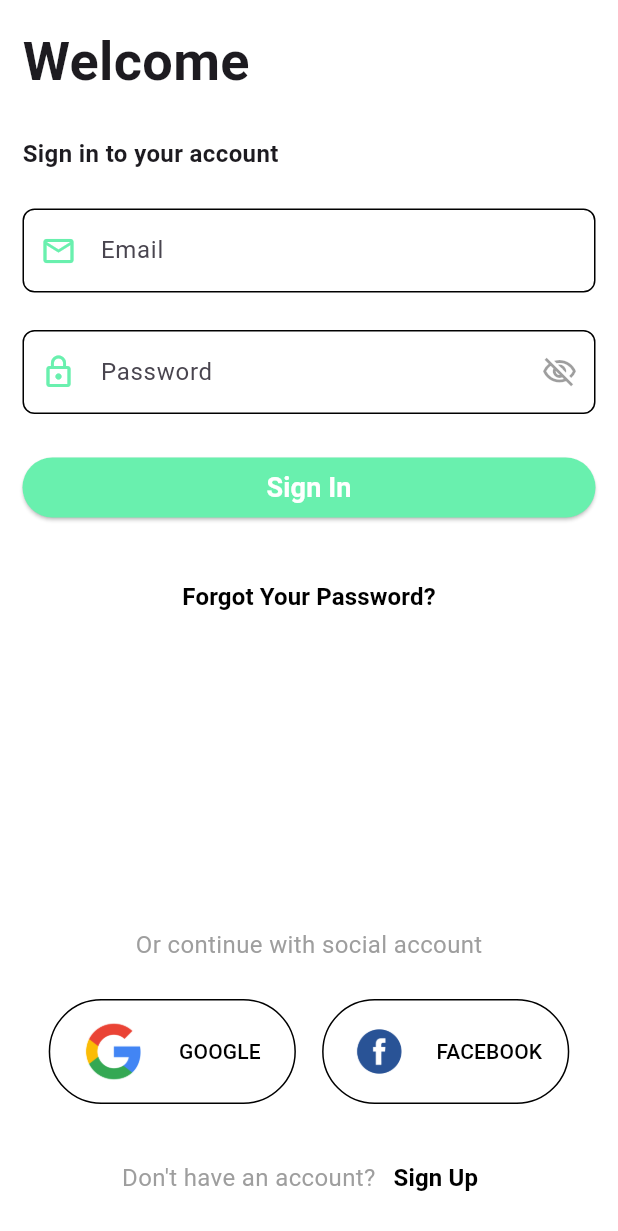
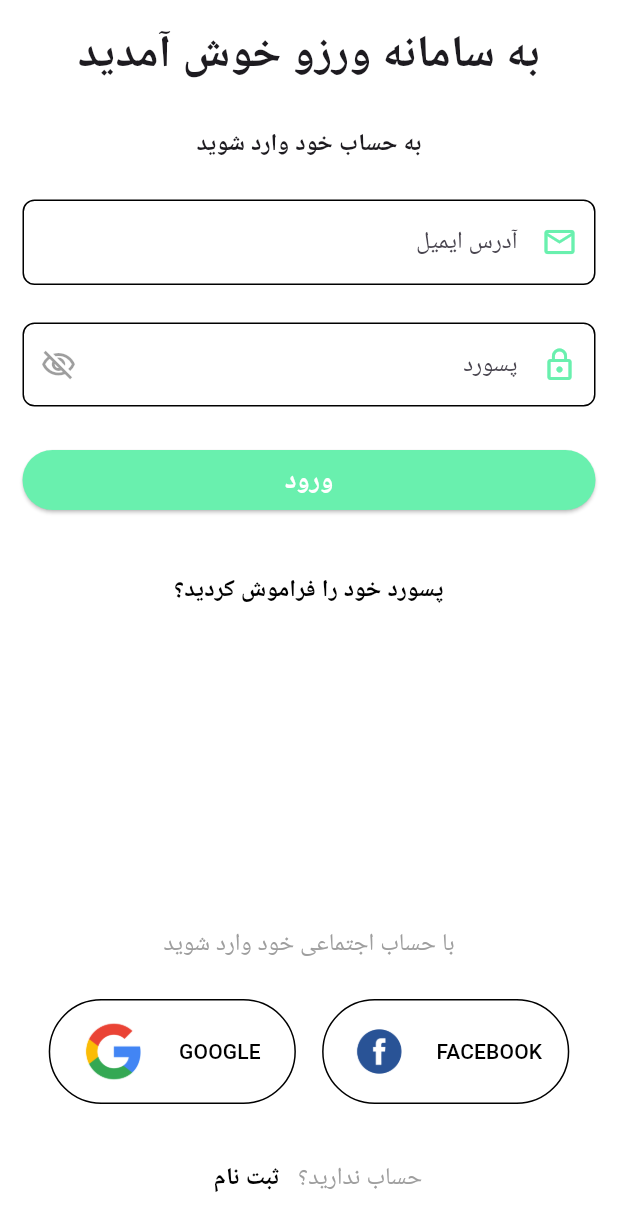
Before and after one commit to imanhaqiqatkhah/flutter_varzev, a Flutter app: the screen it shows after launch, on a phone screen of 412 x 824 dp. Shown: the top 1231 px of the screen. Run offline on Flutter 3.47's test engine with Material 3 defaults, Android fonts, the phone set to English and light mode, and no system bars; our stand-ins replace dio, font_awesome_flutter, lottie, rating_dialog, shared_preferences, table_calendar.

Commit message:
Update login and sign up forms for RTL support and localization
* Change text direction to RTL for input fields and buttons in both forms
* Update text labels and hints for input fields in both forms
* Update button titles in both forms
* Add Farsi translations for all text in both forms

```diff
--- a/lib/components/login_form.dart
+++ b/lib/components/login_form.dart
@@ -34,11 +34,11 @@ class _LoginFormState extends State<LoginForm> {
             keyboardType: TextInputType.emailAddress,
             cursorColor: Config.primaryColor,
             decoration: const InputDecoration(
-              hintText: 'Email Address',
-              labelText: 'Email',
+              hintText: 'آدرس ایمیل',
+              hintTextDirection: TextDirection.rtl,
               alignLabelWithHint: true,
-              prefixIcon: Icon(Icons.email_outlined),
-              prefixIconColor: Config.primaryColor,
+              suffixIcon: Icon(Icons.email_outlined),
+              suffixIconColor: Config.primaryColor,
             ),
           ),
           Config.spaceSmall,
@@ -48,12 +48,12 @@ class _LoginFormState extends State<LoginForm> {
             cursorColor: Config.primaryColor,
             obscureText: obsecurePass,
             decoration: InputDecoration(
-                hintText: 'Password',
-                labelText: 'Password',
+                hintText: 'پسورد',
+                hintTextDirection: TextDirection.rtl,
                 alignLabelWithHint: true,
-                prefixIcon: const Icon(Icons.lock_outline),
-                prefixIconColor: Config.primaryColor,
-                suffixIcon: IconButton(
+                suffixIcon: const Icon(Icons.lock_outline),
+                suffixIconColor: Config.primaryColor,
+                prefixIcon: IconButton(
                     onPressed: () {
                       setState(() {
                         obsecurePass = !obsecurePass;
@@ -74,7 +74,7 @@ class _LoginFormState extends State<LoginForm> {
             builder: (context, auth, child) {
               return Button(
                 width: double.infinity,
-                title: 'Sign In',
+                title: 'ورود',
                 onPressed: () async {
                   //login here
                   final token = await DioProvider()
--- a/lib/components/sign_up_form.dart
+++ b/lib/components/sign_up_form.dart
@@ -32,11 +32,11 @@ class _SignUpFormState extends State<SignUpForm> {
             keyboardType: TextInputType.text,
             cursorColor: Config.primaryColor,
             decoration: const InputDecoration(
-              hintText: 'Username',
-              labelText: 'Username',
+              hintText: 'نام کاربری',
+              hintTextDirection: TextDirection.rtl,
               alignLabelWithHint: true,
-              prefixIcon: Icon(Icons.person_outlined),
-              prefixIconColor: Config.primaryColor,
+              suffixIcon: Icon(Icons.person_outlined),
+              suffixIconColor: Config.primaryColor,
             ),
           ),
           Config.spaceSmall,
@@ -45,11 +45,11 @@ class _SignUpFormState extends State<SignUpForm> {
             keyboardType: TextInputType.emailAddress,
             cursorColor: Config.primaryColor,
             decoration: const InputDecoration(
-              hintText: 'Email Address',
-              labelText: 'Email',
+              hintText: 'آدرس ایمیل',
+              hintTextDirection: TextDirection.rtl,
               alignLabelWithHint: true,
-              prefixIcon: Icon(Icons.email_outlined),
-              prefixIconColor: Config.primaryColor,
+              suffixIcon: Icon(Icons.email_outlined),
+              suffixIconColor: Config.primaryColor,
             ),
           ),
           Config.spaceSmall,
@@ -59,12 +59,12 @@ class _SignUpFormState extends State<SignUpForm> {
             cursorColor: Config.primaryColor,
             obscureText: obsecurePass,
             decoration: InputDecoration(
-                hintText: 'Password',
-                labelText: 'Password',
+                hintText: 'پسورد',
+                hintTextDirection: TextDirection.rtl,
                 alignLabelWithHint: true,
-                prefixIcon: const Icon(Icons.lock_outline),
-                prefixIconColor: Config.primaryColor,
-                suffixIcon: IconButton(
+                suffixIcon: const Icon(Icons.lock_outline),
+                suffixIconColor: Config.primaryColor,
+                prefixIcon: IconButton(
                     onPressed: () {
                       setState(() {
                         obsecurePass = !obsecurePass;
@@ -85,7 +85,7 @@ class _SignUpFormState extends State<SignUpForm> {
             builder: (context, auth, child) {
               return Button(
                 width: double.infinity,
-                title: 'Sign Up',
+                title: 'ثبت نام',
                 onPressed: () async {
                   final userRegistration = await DioProvider().registerUser(
                       _nameController.text,
--- a/lib/screens/auth_page.dart
+++ b/lib/screens/auth_page.dart
@@ -27,13 +27,13 @@ class _AuthPageState extends State<AuthPage> {
       ),
       child: SafeArea(
         child: Column(
-          mainAxisAlignment: MainAxisAlignment.start,
-          crossAxisAlignment: CrossAxisAlignment.start,
+          mainAxisAlignment: MainAxisAlignment.center,
+          crossAxisAlignment: CrossAxisAlignment.center,
           children: <Widget>[
             Text(
               AppText.enText['welcome_text']!,
               style: const TextStyle(
-                fontSize: 36,
+                fontSize: 30,
                 fontWeight: FontWeight.bold,
               ),
             ),
@@ -86,6 +86,7 @@ class _AuthPageState extends State<AuthPage> {
             ),
             Config.spaceSmall,
             Row(
+              textDirection: TextDirection.rtl,
               mainAxisAlignment: MainAxisAlignment.center,
               children: <Widget>[
                 Text(
@@ -105,7 +106,7 @@ class _AuthPageState extends State<AuthPage> {
                     });
                   },
                   child: Text(
-                    isSignIn ? 'Sign Up' : 'Sign In',
+                    isSignIn ? 'ثبت نام' : 'ورود',
                     style: const TextStyle(
                       fontSize: 16,
                       fontWeight: FontWeight.bold,
--- a/lib/utils/text.dart
+++ b/lib/utils/text.dart
@@ -2,13 +2,12 @@
 
 class AppText {
   static final enText = {
-    'welcome_text': 'Welcome',
-    'signIn_text': 'Sign in to your account',
-    'registered_text': 'Already have an account?',
-    'register_text':
-        'You can easily sign up, and connect to the Doctors nearby you',
-    'signUp_text': 'Don\'t have an account?',
-    'social-login': 'Or continue with social account',
-    'forgot-password': 'Forgot Your Password?',
+    'welcome_text': 'به سامانه ورزو خوش آمدید',
+    'signIn_text': 'به حساب خود وارد شوید',
+    'registered_text': 'آیا شما قبلا حساب داشتید؟',
+    'register_text': 'شما به راحتی میتوانید ثبت نام کنید',
+    'signUp_text': 'حساب ندارید؟',
+    'social-login': 'با حساب اجتماعی خود وارد شوید',
+    'forgot-password': 'پسورد خود را فراموش کردید؟',
   };
 }
```
